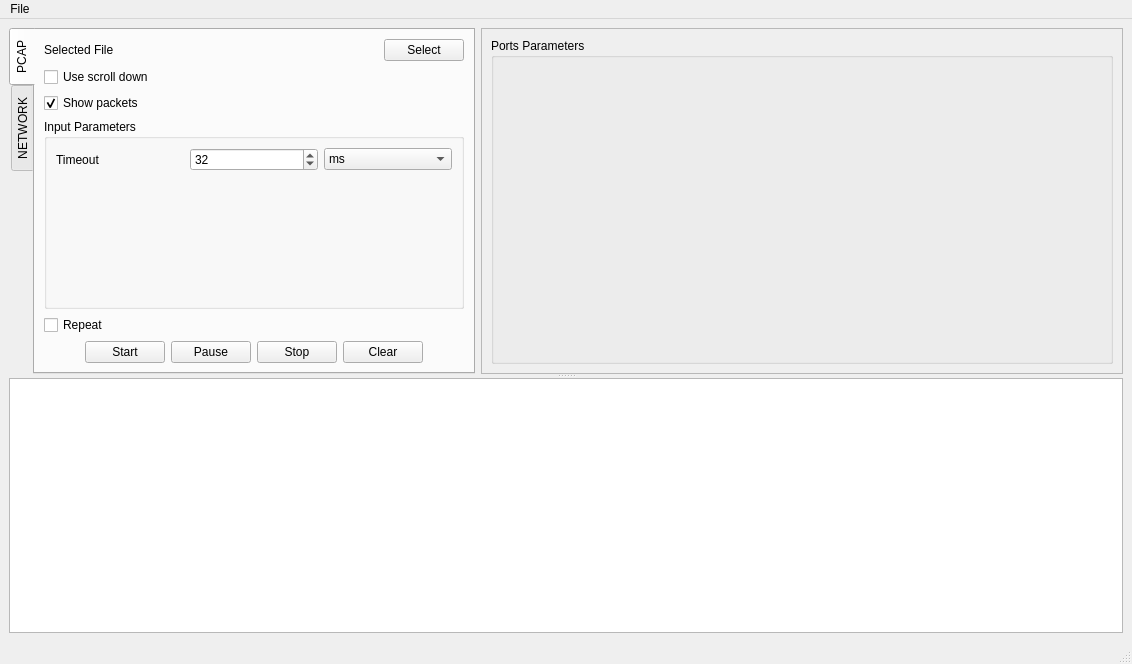
This is AnalyzePcapUdp/mainwindow.ui in artthirt/AnalyzePcapUdp as Qt 5 draws it before an edit. The edited form follows.
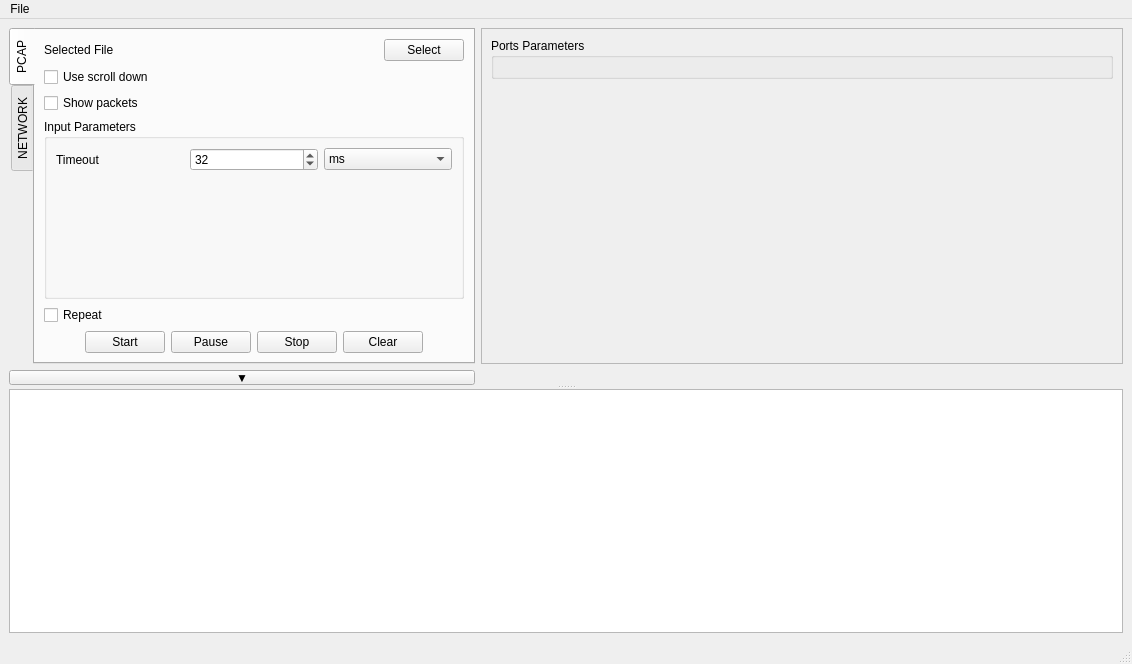
This is the edited form.

The edit to the form file:
```diff
--- a/AnalyzePcapUdp/mainwindow.ui
+++ b/AnalyzePcapUdp/mainwindow.ui
@@ -57,7 +57,7 @@
              <x>0</x>
              <y>0</y>
              <width>631</width>
-             <height>357</height>
+             <height>321</height>
             </rect>
            </property>
            <layout class="QVBoxLayout" name="verticalLayout_2">
@@ -69,6 +69,19 @@
               <layout class="QGridLayout" name="gridLayout_2"/>
              </widget>
             </item>
+            <item>
+             <spacer name="verticalSpacer_3">
+              <property name="orientation">
+               <enum>Qt::Vertical</enum>
+              </property>
+              <property name="sizeHint" stdset="0">
+               <size>
+                <width>20</width>
+                <height>40</height>
+               </size>
+              </property>
+             </spacer>
+            </item>
            </layout>
           </widget>
          </widget>
@@ -133,7 +146,7 @@
                  <string>Show packets</string>
                 </property>
                 <property name="checked">
-                 <bool>true</bool>
+                 <bool>false</bool>
                 </property>
                </widget>
               </item>
@@ -437,6 +450,19 @@
           </widget>
          </widget>
         </item>
+        <item row="1" column="0">
+         <widget class="QPushButton" name="pbHide">
+          <property name="maximumSize">
+           <size>
+            <width>16777215</width>
+            <height>15</height>
+           </size>
+          </property>
+          <property name="text">
+           <string>▼</string>
+          </property>
+         </widget>
+        </item>
        </layout>
       </widget>
       <widget class="QTableView" name="lvOutput">
```
